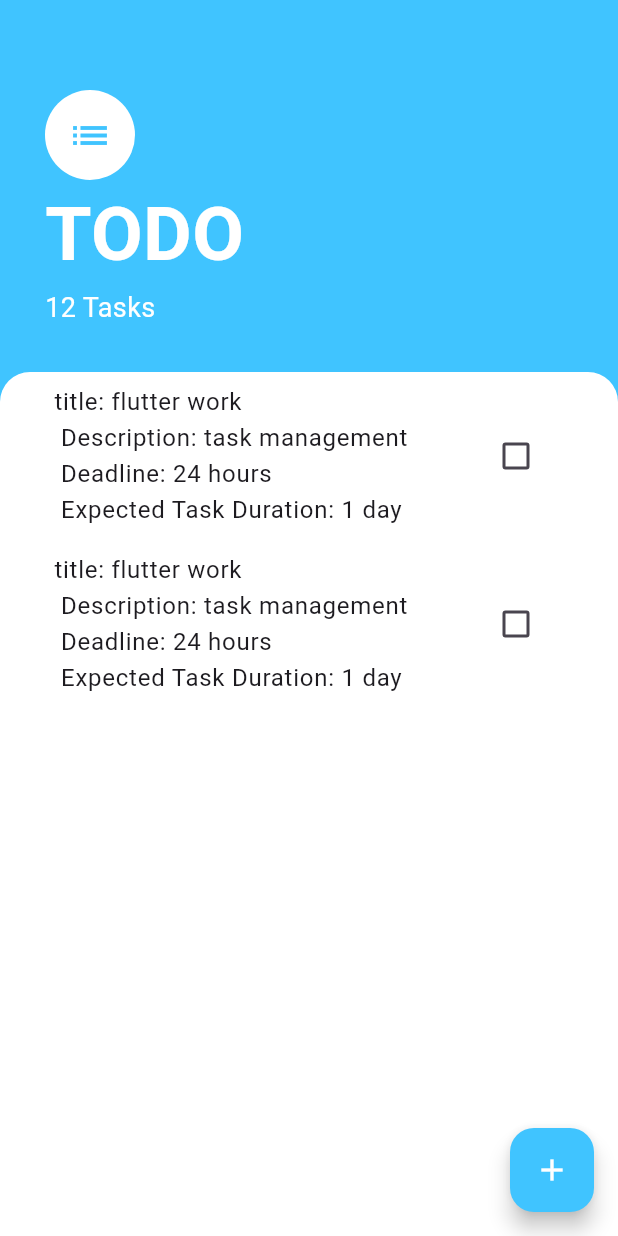
After one commit to Abhishek-J-B-R-I/flashchat1, a Flutter app: the TaskScreen screen opened by its route, on a phone screen of 412 x 824 dp. The commit adds this screen. Run offline on Flutter 3.47's test engine with Material 3 defaults, Android fonts, the phone set to English and light mode, and no system bars; our stand-ins replace firebase_auth, firebase_core, modal_progress_hud_nsn; accounts and stored records are empty.

Commit message:
now going to do things!

```diff
--- /dev/null
+++ b/lib/Screens/taskscreen.dart
@@ -0,0 +1,105 @@
+import 'package:flutter/cupertino.dart';
+import 'package:flutter/material.dart';
+import 'package:untitled1/Screens/todolist.dart';
+import 'package:untitled1/Screens/addtask.dart';
+import 'package:untitled1/module/task.dart';
+
+class TaskScreen extends StatefulWidget {
+  static String ts='TaskScreen';
+
+  @override
+  State<TaskScreen> createState() => _TaskScreenState();
+}
+
+class _TaskScreenState extends State<TaskScreen> {
+  List<Task> tasks = [
+    Task(tasktitle: 'flutter work',Expectedtaskduration: "1 day",Description: "task management",Deadline: "24 hours",),
+    Task(tasktitle: 'flutter work',Expectedtaskduration: "1 day",Description: "task management",Deadline: "24 hours",),
+
+  ];
+  @override
+  Widget build(BuildContext context) {
+    return Scaffold(
+      backgroundColor: Colors.lightBlueAccent,
+      floatingActionButton: Builder(builder: (context) {
+        return FloatingActionButton(
+          onPressed: () {
+            showModalBottomSheet(
+              isScrollControlled: true,
+              context: context,
+              builder: (context) => SingleChildScrollView(
+                child: Container(
+                    padding: EdgeInsets.only(
+                        bottom: MediaQuery.of(context).viewInsets.bottom),
+                    child: addtask(
+                      addtaskcallback: (newtasktitle,Description,Deadline,ExpectedTaskDuration) {
+                        print(newtasktitle);
+                        setState(() {
+                          tasks.add(Task(tasktitle: newtasktitle,Deadline: Deadline,Description: Description,Expectedtaskduration: ExpectedTaskDuration));
+                        });
+                        Navigator.pop(context);
+
+                      },
+                    )),
+              ),
+            );
+          },
+          child: Icon(
+            Icons.add,
+            color: Colors.white,
+          ),
+          backgroundColor: Colors.lightBlueAccent,
+        );
+      }),
+      body: SafeArea(
+        child: Column(
+          crossAxisAlignment: CrossAxisAlignment.start,
+          children: [
+            Container(
+              padding:
+                  EdgeInsets.only(top: 60, left: 30, right: 30, bottom: 30),
+              child: Column(
+                crossAxisAlignment: CrossAxisAlignment.start,
+                children: [
+                  CircleAvatar(
+                    child: Icon(
+                      Icons.list,
+                      size: 30,
+                      color: Colors.lightBlueAccent,
+                    ),
+                    backgroundColor: Colors.white,
+                    radius: 30,
+                  ),
+                  Text(
+                    "TODO",
+                    style: TextStyle(
+                        color: Colors.white,
+                        fontWeight: FontWeight.w700,
+                        fontSize: 50),
+                  ),
+                  Text(
+                    "12 Tasks",
+                    style: TextStyle(color: Colors.white, fontSize: 18),
+                  ),
+                ],
+              ),
+            ),
+            Expanded(
+              child: Container(
+                padding: EdgeInsets.symmetric(horizontal: 20),
+                decoration: BoxDecoration(
+                  color: Colors.white,
+                  borderRadius: BorderRadius.only(
+                    topLeft: Radius.circular(20),
+                    topRight: Radius.circular(20),
+                  ),
+                ),
+                child: todolist(tasks: tasks),
+              ),
+            ),
+          ],
+        ),
+      ),
+    );
+  }
+}
--- /dev/null
+++ b/lib/Screens/todolist.dart
@@ -0,0 +1,36 @@
+import 'package:flutter/material.dart';
+import 'package:untitled1/Screens/todotile.dart';
+import 'package:untitled1/module/task.dart';
+
+class todolist extends StatefulWidget {
+  final List<Task> tasks;
+
+  todolist({required this.tasks});
+
+  @override
+  State<todolist> createState() => _todolistState();
+}
+
+class _todolistState extends State<todolist> {
+  @override
+  Widget build(BuildContext context) {
+    return ListView.builder(
+      itemBuilder: (context, index) {
+        return todotile(
+          title1: widget.tasks[index].tasktitle,
+          ischecked1: widget.tasks[index].ischecked,
+          callbackfuncheckbox: (bool? newvalue) {
+            setState(() {
+              widget.tasks[index].checkedfunction();
+            });
+          },
+          descr: widget.tasks[index].Description,
+          line: widget.tasks[index].Deadline,
+          Expectedtask: widget.tasks[index].Expectedtaskduration,
+
+        );
+      },
+      itemCount: widget.tasks.length,
+    );
+  }
+}
--- /dev/null
+++ b/lib/Screens/todotile.dart
@@ -0,0 +1,87 @@
+import 'package:flutter/material.dart';
+import 'package:untitled1/Screens/todolist.dart';
+
+class todotile extends StatelessWidget {
+  final String title1;
+  final bool ischecked1;
+  final String descr;
+  final String line;
+  final String Expectedtask;
+
+  final void Function(bool?) callbackfuncheckbox;
+  todotile(
+      {required this.title1,
+      required this.ischecked1,
+      required this.callbackfuncheckbox,
+      required this.line,
+      required this.Expectedtask, required this.descr});
+
+  @override
+  Widget build(BuildContext context) {
+    return ListTile(
+      title: Text("title: $title1 \n Description: $descr \n Deadline: $line \n Expected Task Duration: $Expectedtask"
+        ,
+        style: TextStyle(
+            decoration: ischecked1 ? TextDecoration.lineThrough : null),
+      ),
+      trailing: Checkbox(
+        value: ischecked1,
+        onChanged: callbackfuncheckbox,
+      ),
+    );
+  }
+}
+
+//this commented code for explaination or learning only where we learn how one statful widget workd with stateless widget here i change checkbox which is stateless widget with the helpt of statefull widget
+/*
+class todotile extends StatefulWidget {
+  const todotile({
+    super.key,
+  });
+
+  @override
+  State<todotile> createState() => _todotileState();
+}
+
+class _todotileState extends State<todotile> {
+  bool isCheckedd = true;
+/*
+  void functionforcut(bool? checkstate) {
+    setState(() {
+      isCheckedd = checkstate!;
+    });
+  }*/
+
+  @override
+  Widget build(BuildContext context) {
+    return ListTile(
+      title: Text(
+        "create TODO app",
+        style: TextStyle(
+            decoration: isCheckedd ? TextDecoration.lineThrough : null),
+      ),
+      trailing: ischeckbox(
+        ischecked: isCheckedd,
+        funn: (bool? checkstate) {
+          setState(() {
+            isCheckedd = checkstate!;
+          });
+        },
+      ),
+    );
+  }
+}
+//
+class ischeckbox extends StatelessWidget {
+  final bool ischecked;
+  final void Function(bool?) funn;
+  ischeckbox({required this.ischecked, required this.funn});
+  @override
+  Widget build(BuildContext context) {
+    return Checkbox(
+      value: ischecked,
+      onChanged: funn,
+    );
+  }
+}
+*/
--- /dev/null
+++ b/lib/module/task.dart
@@ -0,0 +1,17 @@
+class Task {
+  final String tasktitle;
+  final String Description;
+  final String Deadline;
+  final String Expectedtaskduration;
+  bool ischecked;
+  Task(
+      {this.ischecked = false,
+      required this.tasktitle,
+      required this.Description,
+      required this.Deadline,
+      required this.Expectedtaskduration});
+
+  void checkedfunction() {
+    ischecked = !ischecked;
+  }
+}
--- a/lib/screen/loginpage.dart
+++ b/lib/screen/loginpage.dart
@@ -1,5 +1,6 @@
 import 'package:flutter/material.dart';
-import 'package:untitled1/screen/chat_screen.dart';
+import 'package:untitled1/Screens/taskscreen.dart';
+
 import 'package:firebase_core/firebase_core.dart';
 import 'package:firebase_auth/firebase_auth.dart';
 import 'package:modal_progress_hud_nsn/modal_progress_hud_nsn.dart';
@@ -82,7 +83,7 @@ class _loginpageState extends State<loginpage> {
                    try{
                      final user= await _auth.signInWithEmailAndPassword(email: email, password: password);
                      if(user!=null){
-                       Navigator.pushNamed(context, chat_screen.chatnow);
+                       Navigator.pushNamed(context, TaskScreen.ts);
                      }
 
                    }catch(e){
--- a/lib/screen/register.dart
+++ b/lib/screen/register.dart
@@ -1,6 +1,7 @@
 import 'package:flutter/material.dart';
 import 'package:firebase_auth/firebase_auth.dart';
-import 'package:untitled1/screen/chat_screen.dart';
+import 'package:untitled1/Screens/taskscreen.dart';
+
 import 'package:modal_progress_hud_nsn/modal_progress_hud_nsn.dart';
 class registration extends StatefulWidget {
   static String rg = 'register';
@@ -81,7 +82,7 @@ class _registrationState extends State<registration> {
                     try {
                       final newuser = await _auth.createUserWithEmailAndPassword(email: email, password: pass);
                       if(newuser!=null){
-                        Navigator.pushNamed(context, chat_screen.chatnow);
+                        Navigator.pushNamed(context, TaskScreen.ts);
                       }
                     } catch(e){
                       print(e);
```
Also changed, not shown: lib/Screens/addtask.dart (added, +84 -0 lines), lib/main.dart (+4 -7 lines), lib/screen/chat_screen.dart (deleted, +0 -307 lines).
